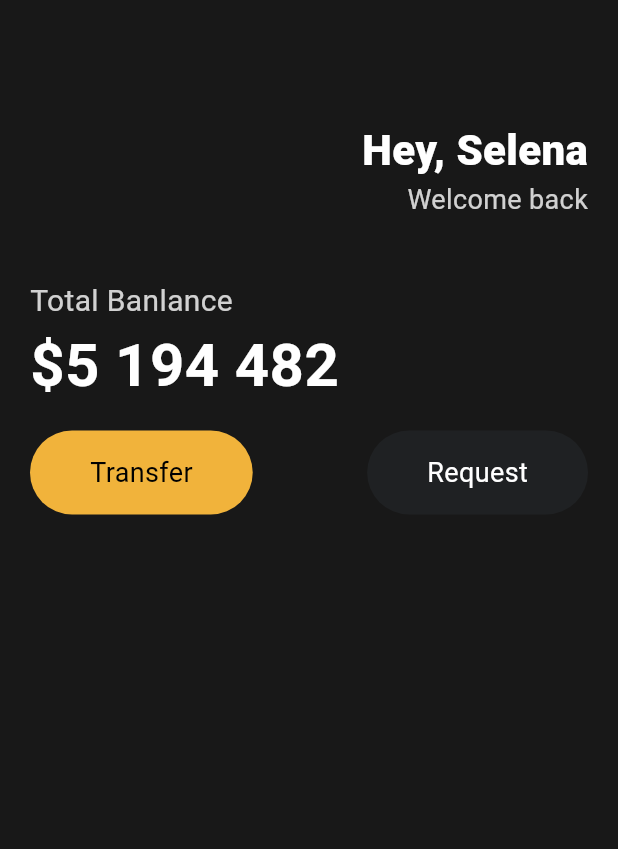
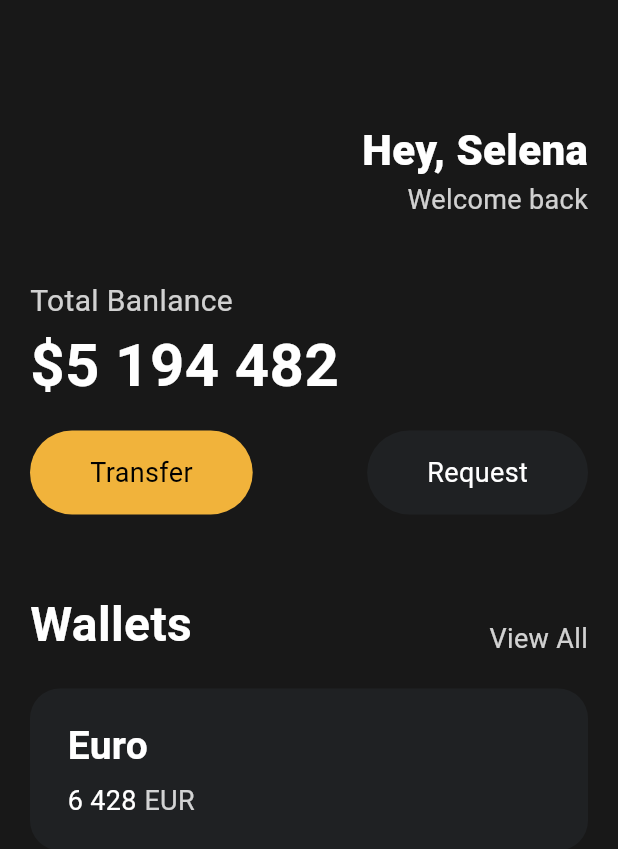
Before and after one commit to heereal/Digital_Wallet, a Flutter app: the screen it shows after launch, on a phone screen of 412 x 824 dp. Shown: the top 849 px of the screen. Run offline on Flutter 3.47's test engine with Material 3 defaults, Android fonts, the light colour scheme and no system bars.

Commit message:
design: wallets cards

```diff
--- a/lib/main.dart
+++ b/lib/main.dart
@@ -90,6 +90,81 @@
                     ),
                   ],
                 ),
+                const SizedBox(
+                  height: 50,
+                ),
+                Row(
+                  mainAxisAlignment: MainAxisAlignment.spaceBetween,
+                  crossAxisAlignment: CrossAxisAlignment.end,
+                  children: [
+                    const Text('Wallets',
+                        style: TextStyle(
+                          color: Colors.white,
+                          fontSize: 32,
+                          fontWeight: FontWeight.w600,
+                        )),
+                    Text('View All',
+                        style: TextStyle(
+                          color: Colors.white.withOpacity(0.8),
+                          fontSize: 18,
+                        )),
+                  ],
+                ),
+                const SizedBox(
+                  height: 20,
+                ),
+                Container(
+                    decoration: BoxDecoration(
+                      color: const Color(0xFF1F2123),
+                      borderRadius: BorderRadius.circular(20),
+                    ),
+                    child: Padding(
+                      padding: const EdgeInsets.symmetric(
+                        horizontal: 25,
+                        vertical: 20,
+                      ),
+                      child: Row(
+                        children: [
+                          Column(
+                            crossAxisAlignment: CrossAxisAlignment.start,
+                            children: [
+                              const Text(
+                                'Euro',
+                                style: TextStyle(
+                                  color: Colors.white,
+                                  fontSize: 26,
+                                  fontWeight: FontWeight.w600,
+                                ),
+                              ),
+                              const SizedBox(
+                                height: 5,
+                              ),
+                              Row(
+                                children: [
+                                  const Text(
+                                    '6 428',
+                                    style: TextStyle(
+                                      color: Colors.white,
+                                      fontSize: 18,
+                                    ),
+                                  ),
+                                  const SizedBox(
+                                    width: 5,
+                                  ),
+                                  Text(
+                                    'EUR',
+                                    style: TextStyle(
+                                      color: Colors.white.withOpacity(0.8),
+                                      fontSize: 18,
+                                    ),
+                                  ),
+                                ],
+                              )
+                            ],
+                          )
+                        ],
+                      ),
+                    ))
               ],
             ),
           )),
```
